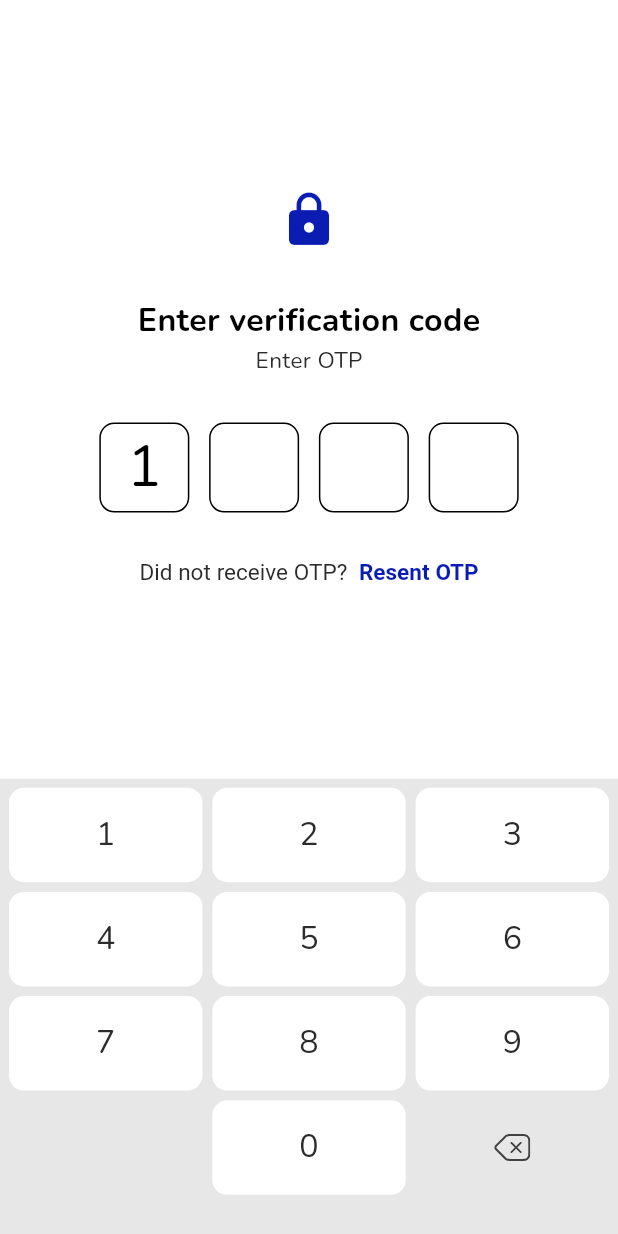
After one commit to helium390/fl_my_awesome, a Flutter app: the VerifyPage screen opened directly, after a tap on an icon or button, on a phone screen of 412 x 824 dp. The commit adds this screen. Run offline on Flutter 3.47's test engine with Material 3 defaults, Android fonts, the light colour scheme and no system bars; our stand-ins replace flutter_screenutil, flutter_svg, fluttertoast, get, get_storage, google_fonts and 3 more; accounts and stored records are empty.

Commit message:
Added verification page. (Custom numpad)

```diff
--- a/lib/core/utils/app_assets.dart
+++ b/lib/core/utils/app_assets.dart
@@ -18,6 +18,7 @@ class IconsInAssets {
   String get close => "assets/icons/ic_close.svg";
   String get verifyOk => "assets/icons/ic_verify_ok.svg";
   String get verifyNo => "assets/icons/ic_verify_no.svg";
+  String get delete => "assets/icons/ic_delete.svg";
 }
 
 class Lotties {
--- a/lib/core/utils/app_colors.dart
+++ b/lib/core/utils/app_colors.dart
@@ -11,6 +11,7 @@ class AppColor {
   static const black = Colors.black;
 
   static const grey1 = Color(0xFF666666);
+  static const grey3 = Color(0xFFE8E7E7);
 
   static const grBorder = Color(0xFFCBCBCB);
 
--- a/lib/core/utils/app_styles.dart
+++ b/lib/core/utils/app_styles.dart
@@ -199,6 +199,12 @@ class AppStyles {
     color: AppColor.white,
   );
 
+  static TextStyle text20sp700black = TextStyle(
+    fontWeight: FontWeight.w700,
+    fontSize: 20.sp,
+    color: AppColor.black,
+  );
+
   static TextStyle text20sp400black3 = TextStyle(
     fontWeight: FontWeight.w400,
     fontSize: 20.sp,
@@ -255,4 +261,11 @@ class AppStyles {
     fontSize: 32.sp,
     color: AppColor.white,
   );
+
+  /// Text 36 sp ---------------------------------------------------------------
+  static TextStyle text36sp400black = TextStyle(
+    fontWeight: FontWeight.w400,
+    fontSize: 36.sp,
+    color: AppColor.black,
+  );
 }
--- a/lib/presentation/pages/home/home_page.dart
+++ b/lib/presentation/pages/home/home_page.dart
@@ -10,6 +10,7 @@ import '../containers/containers_page.dart';
 import '../passwords/password_page.dart';
 import '../test/test_page.dart';
 import '../text_field/text_field_page.dart';
+import '../verify/verify_page.dart';
 import 'home_controller.dart';
 
 class HomePage extends StatelessWidget {
@@ -73,10 +74,18 @@ class HomePage extends StatelessWidget {
                       Get.to(() => CardContainersPage());
                     },
                   ),
+                  20.ph,
+                  CustomButton(
+                    text: 'Verify page',
+                    onPress: () {
+                      Get.to(() => VerifyPage());
+                    },
+                  ),
                 ],
               ),
             ),
-            ));
+          ),
+        );
       },
     );
   }
--- /dev/null
+++ b/lib/presentation/pages/verify/verify_page.dart
@@ -0,0 +1,257 @@
+import 'package:fl_my_awesome/config/extensions.dart';
+import 'package:flutter/gestures.dart';
+import 'package:flutter/material.dart';
+import 'package:flutter_svg/svg.dart';
+
+import '../../../../../../core/services/toast_service.dart';
+import '../../../../../../core/utils/app_assets.dart';
+import '../../../../../../core/utils/app_colors.dart';
+import '../../../../../../core/utils/app_styles.dart';
+import 'widgets/num_button.dart';
+import 'widgets/otp_num.dart';
+
+class VerifyPage extends StatefulWidget {
+  static const String id = "/verify_page";
+
+  const VerifyPage({super.key});
+
+  @override
+  State<VerifyPage> createState() => _VerifyPageState();
+}
+
+class _VerifyPageState extends State<VerifyPage> {
+  String otp = '';
+  String digit1 = '';
+  String digit2 = '';
+  String digit3 = '';
+  String digit4 = '';
+
+  @override
+  Widget build(BuildContext context) {
+    return Scaffold(
+      resizeToAvoidBottomInset: false,
+      body: Column(
+        children: [
+          Expanded(
+            child: Container(
+              height: double.infinity,
+              width: double.infinity,
+              color: AppColor.white,
+              child: Column(
+                mainAxisAlignment: MainAxisAlignment.center,
+                children: [
+                  // Image.asset(
+                  //   AppAssets.images.otp,
+                  //   height: 90,
+                  // ),
+                  Icon(
+                    Icons.lock,
+                    size: 40,
+                    color: AppColor.blue2,
+                  ),
+                  30.ph,
+                  Text(
+                    'Enter verification code',
+                    style: AppStyles.text20sp700black,
+                  ),
+                  Text(
+                    'Enter OTP',
+                    style: AppStyles.text14sp400black1,
+                  ),
+                  28.ph,
+                  Row(
+                    mainAxisAlignment: MainAxisAlignment.center,
+                    children: [
+                      OtpNum(text: digit1),
+                      12.pw,
+                      OtpNum(text: digit2),
+                      12.pw,
+                      OtpNum(text: digit3),
+                      12.pw,
+                      OtpNum(text: digit4),
+                    ],
+                  ),
+                  28.ph,
+                  RichText(
+                    text: TextSpan(
+                      style: AppStyles.text14sp400black1,
+                      children: <TextSpan>[
+                        TextSpan(text: 'Did not receive OTP?  '),
+                        TextSpan(
+                            text: 'Resent OTP',
+                            style: AppStyles.text14sp600blue2,
+                            recognizer: TapGestureRecognizer()
+                              ..onTap = () {
+                                ToastService.showNotifMessage('Resend');
+                              }),
+                      ],
+                    ),
+                  ),
+                ],
+              ),
+            ),
+          ),
+          Container(
+            width: double.infinity,
+            color: AppColor.grey3,
+            padding: const EdgeInsets.all(6),
+            child: Column(
+              children: [
+                Row(
+                  children: [
+                    NumButton(
+                      text: '1',
+                      onPress: (text) {
+                        otpAdd(text);
+                      },
+                    ),
+                    6.pw,
+                    NumButton(
+                      text: '2',
+                      onPress: (text) {
+                        otpAdd(text);
+                      },
+                    ),
+                    6.pw,
+                    NumButton(
+                      text: '3',
+                      onPress: (text) {
+                        otpAdd(text);
+                      },
+                    ),
+                  ],
+                ),
+                6.ph,
+                Row(
+                  children: [
+                    NumButton(
+                      text: '4',
+                      onPress: (text) {
+                        otpAdd(text);
+                      },
+                    ),
+                    6.pw,
+                    NumButton(
+                      text: '5',
+                      onPress: (text) {
+                        otpAdd(text);
+                      },
+                    ),
+                    6.pw,
+                    NumButton(
+                      text: '6',
+                      onPress: (text) {
+                        otpAdd(text);
+                      },
+                    ),
+                  ],
+                ),
+                6.ph,
+                Row(
+                  children: [
+                    NumButton(
+                      text: '7',
+                      onPress: (text) {
+                        otpAdd(text);
+                      },
+                    ),
+                    6.pw,
+                    NumButton(
+                      text: '8',
+                      onPress: (text) {
+                        otpAdd(text);
+                      },
+                    ),
+                    6.pw,
+                    NumButton(
+                      text: '9',
+                      onPress: (text) {
+                        otpAdd(text);
+                      },
+                    ),
+                  ],
+                ),
+                6.ph,
+                Row(
+                  children: [
+                    Expanded(
+                      child: Container(),
+                    ),
+                    6.pw,
+                    NumButton(
+                      text: '0',
+                      onPress: (text) {
+                        otpAdd(text);
+                      },
+                    ),
+                    6.pw,
+                    Expanded(
+                      child: Center(
+                        child: IconButton(
+                          icon: SvgPicture.asset(AppAssets.icons.delete),
+                          onPressed: () {
+                            otpDelete();
+                          },
+                        ),
+                      ),
+                    ),
+                  ],
+                ),
+                20.ph,
+              ],
+            ),
+          ),
+        ],
+      ),
+    );
+  }
+
+  void otpAdd(String text) {
+    if (isDigitsFull) return;
+    setState(() {
+      if (digit1.isEmpty) {
+        digit1 = text;
+      } else if (digit2.isEmpty) {
+        digit2 = text;
+      } else if (digit3.isEmpty) {
+        digit3 = text;
+      } else if (digit4.isEmpty) {
+        digit4 = text;
+      }
+      if (isDigitsFull) {
+        otp = digit1 + digit2 + digit3 + digit4;
+        ToastService.showNotifMessage(otp);
+        Future.delayed(const Duration(milliseconds: 1000), () {
+          setState(() {
+            otp = '';
+            digit1 = '';
+            digit2 = '';
+            digit3 = '';
+            digit4 = '';
+            Navigator.pop(context);
+          });
+        });
+      }
+    });
+  }
+
+  bool get isDigitsFull =>
+      digit1.isNotEmpty &&
+      digit2.isNotEmpty &&
+      digit3.isNotEmpty &&
+      digit4.isNotEmpty;
+
+  void otpDelete() {
+    setState(() {
+      if (digit4.isNotEmpty) {
+        digit4 = '';
+      } else if (digit3.isNotEmpty) {
+        digit3 = '';
+      } else if (digit2.isNotEmpty) {
+        digit2 = '';
+      } else if (digit1.isNotEmpty) {
+        digit1 = '';
+      }
+    });
+  }
+}
--- /dev/null
+++ b/lib/presentation/pages/verify/widgets/num_button.dart
@@ -0,0 +1,41 @@
+import 'package:flutter/material.dart';
+
+import '../../../../../core/utils/app_colors.dart';
+import '../../../../../core/utils/app_styles.dart';
+
+//ignore: must_be_immutable
+class NumButton extends StatelessWidget {
+  final String text;
+  final void Function(String num)? onPress;
+
+  const NumButton({
+    super.key,
+    required this.text,
+    required this.onPress,
+  });
+
+  @override
+  Widget build(BuildContext context) {
+    return Expanded(
+      child: OutlinedButton(
+        style: OutlinedButton.styleFrom(
+            // minimumSize: const Size(double.infinity, 1),
+            // fixedSize:const Size(double.infinity, 100),
+            backgroundColor: AppColor.white,
+            padding: const EdgeInsets.all(16),
+            shape: RoundedRectangleBorder(
+              borderRadius: BorderRadius.circular(10),
+            ),
+            side: const BorderSide(color: Colors.transparent)),
+        onPressed: () {
+          // function('dd');
+          onPress?.call(text);
+        },
+        child: Text(
+          text,
+          style: AppStyles.text20sp400black1,
+        ),
+      ),
+    );
+  }
+}
--- /dev/null
+++ b/lib/presentation/pages/verify/widgets/otp_num.dart
@@ -0,0 +1,33 @@
+import 'package:flutter/material.dart';
+
+import '../../../../../core/utils/app_colors.dart';
+import '../../../../../core/utils/app_styles.dart';
+
+//ignore: must_be_immutable
+class OtpNum extends StatelessWidget {
+  final String text;
+
+  const OtpNum({
+    super.key,
+    required this.text,
+  });
+
+  @override
+  Widget build(BuildContext context) {
+    return Container(
+      width: 60,
+      height: 60,
+      decoration: BoxDecoration(
+        color: Colors.white,
+        border: Border.all(color: AppColor.black, width: 1),
+        borderRadius: BorderRadius.circular(10),
+      ),
+      child: Center(
+        child: Text(
+          text,
+          style: AppStyles.text36sp400black,
+        ),
+      ),
+    );
+  }
+}
```
Also changed, not shown: assets/icons/ic_delete.svg (added). Lines whose indentation alone changed are shown as unchanged.
